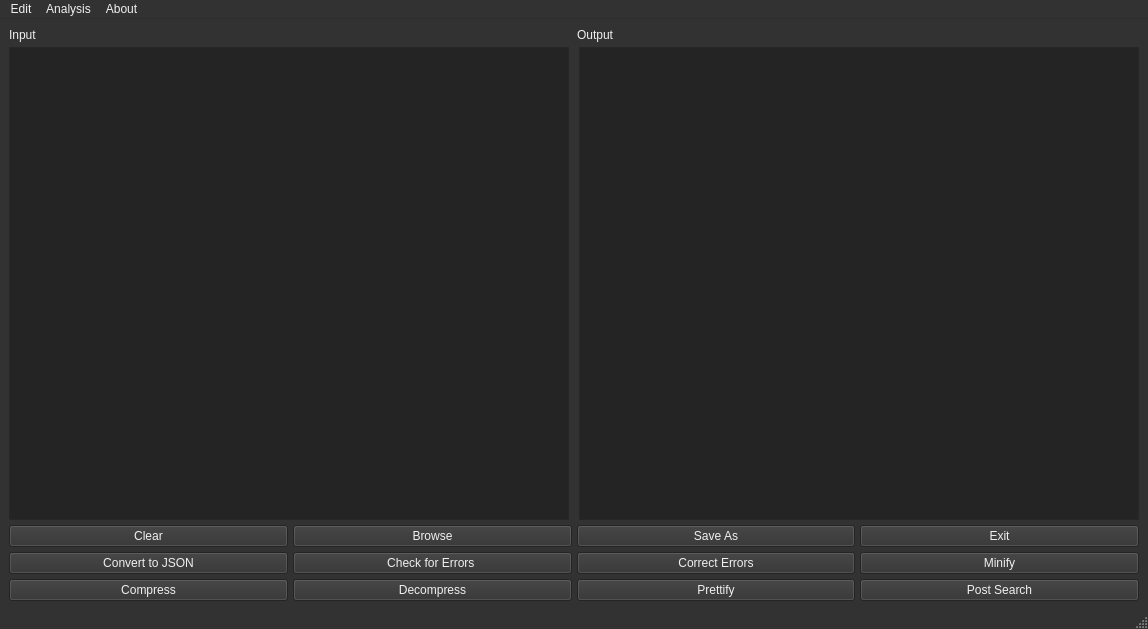
Above: GUI/mainwindow.ui from mariamsamir037/DS-project before the change. Below: the same form after it.
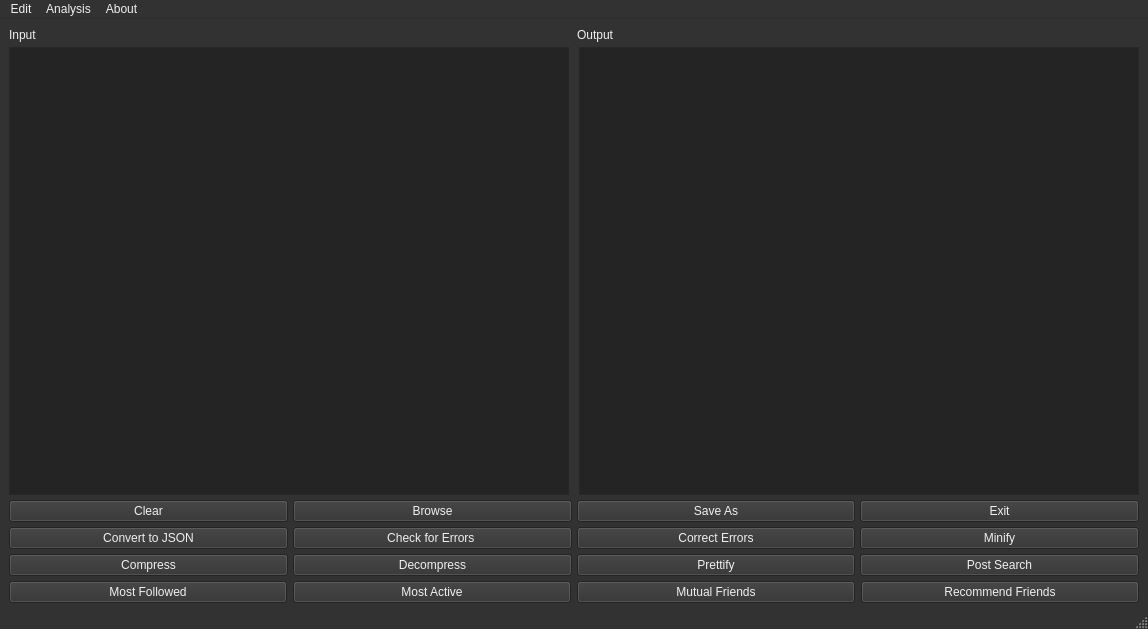
That is the form after the change.

Patch:
```diff
--- a/GUI/mainwindow.ui
+++ b/GUI/mainwindow.ui
@@ -2891,7 +2891,7 @@
            <number>3</number>
           </property>
           <property name="bottomMargin">
-           <number>2</number>
+           <number>0</number>
           </property>
           <item>
            <widget class="QPushButton" name="Compress_btn">
@@ -2925,6 +2925,41 @@
         </item>
        </layout>
       </item>
+      <item>
+       <layout class="QHBoxLayout" name="horizontalLayout_5">
+        <property name="spacing">
+         <number>6</number>
+        </property>
+        <item>
+         <widget class="QPushButton" name="Most_followed">
+          <property name="text">
+           <string>Most Followed</string>
+          </property>
+         </widget>
+        </item>
+        <item>
+         <widget class="QPushButton" name="Most_Active">
+          <property name="text">
+           <string>Most Active</string>
+          </property>
+         </widget>
+        </item>
+        <item>
+         <widget class="QPushButton" name="Mutual_friends">
+          <property name="text">
+           <string>Mutual Friends</string>
+          </property>
+         </widget>
+        </item>
+        <item>
+         <widget class="QPushButton" name="Recommend_friends">
+          <property name="text">
+           <string>Recommend Friends</string>
+          </property>
+         </widget>
+        </item>
+       </layout>
+      </item>
      </layout>
     </item>
    </layout>
```
Left out of the diff: 4 changed lines with no effect on the pictures.
